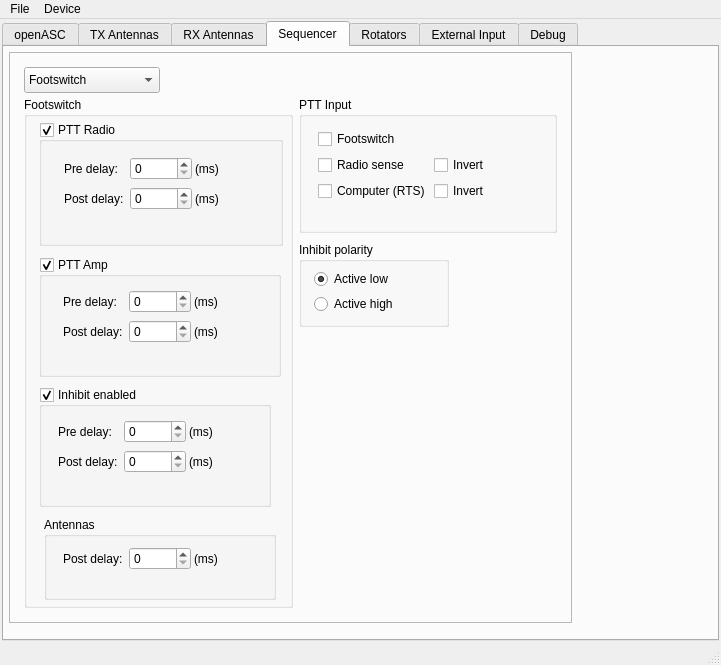
Before: the Qt Designer form c/openASC_Configurator/ui/mainwindow.ui in thegeek82000/openasc, drawn with Qt 5.
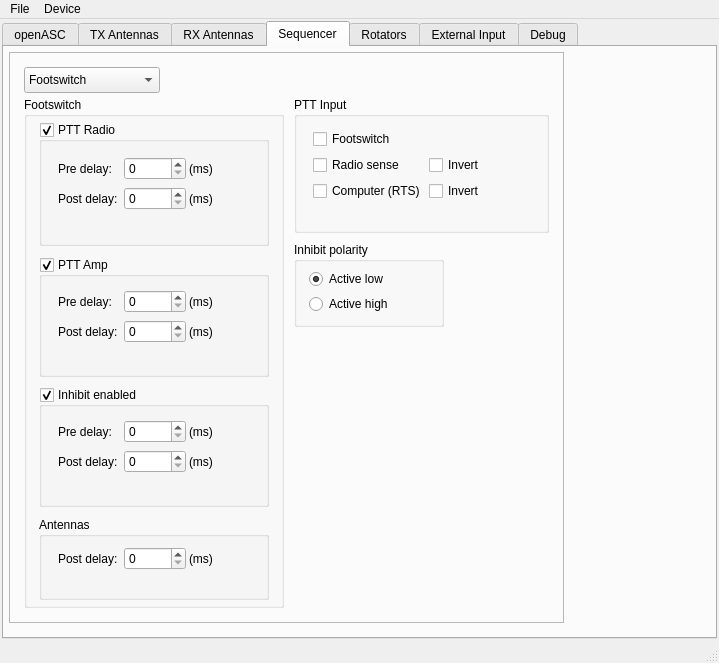
After: the same form once the commit is applied. The open tabs and pages were chosen to show the change.

Patch:
```diff
--- a/c/openASC_Configurator/ui/mainwindow.ui
+++ b/c/openASC_Configurator/ui/mainwindow.ui
@@ -6,8 +6,8 @@
    <rect>
     <x>0</x>
     <y>0</y>
-    <width>721</width>
-    <height>665</height>
+    <width>719</width>
+    <height>663</height>
    </rect>
   </property>
   <property name="windowTitle">
@@ -1581,7 +1581,7 @@
          <rect>
           <x>5</x>
           <y>5</y>
-          <width>563</width>
+          <width>555</width>
           <height>571</height>
          </rect>
         </property>
@@ -1596,7 +1596,7 @@
           <rect>
            <x>15</x>
            <y>45</y>
-           <width>269</width>
+           <width>260</width>
            <height>511</height>
           </rect>
          </property>
@@ -1617,7 +1617,7 @@
            <rect>
             <x>15</x>
             <y>25</y>
-            <width>244</width>
+            <width>230</width>
             <height>124</height>
            </rect>
           </property>
@@ -1633,7 +1633,7 @@
           <widget class="QWidget" name="layoutWidget">
            <property name="geometry">
             <rect>
-             <x>21</x>
+             <x>15</x>
              <y>27</y>
              <width>202</width>
              <height>70</height>
@@ -1714,7 +1714,7 @@
            <rect>
             <x>15</x>
             <y>160</y>
-            <width>242</width>
+            <width>230</width>
             <height>120</height>
            </rect>
           </property>
@@ -1727,7 +1727,7 @@
           <widget class="QWidget" name="layoutWidget">
            <property name="geometry">
             <rect>
-             <x>20</x>
+             <x>15</x>
              <y>25</y>
              <width>202</width>
              <height>70</height>
@@ -1808,7 +1808,7 @@
            <rect>
             <x>15</x>
             <y>290</y>
-            <width>232</width>
+            <width>230</width>
             <height>120</height>
            </rect>
           </property>
@@ -1900,9 +1900,9 @@
          <widget class="QGroupBox" name="groupBoxSequencerAntenna">
           <property name="geometry">
            <rect>
-            <x>20</x>
+            <x>15</x>
             <y>420</y>
-            <width>232</width>
+            <width>230</width>
             <height>83</height>
            </rect>
           </property>
@@ -1975,9 +1975,9 @@
         <widget class="QGroupBox" name="groupBoxSequencer_2">
          <property name="geometry">
           <rect>
-           <x>290</x>
+           <x>285</x>
            <y>45</y>
-           <width>258</width>
+           <width>255</width>
            <height>136</height>
           </rect>
          </property>
@@ -2035,7 +2035,7 @@
         <widget class="QGroupBox" name="groupBoxSequencer_3">
          <property name="geometry">
           <rect>
-           <x>290</x>
+           <x>285</x>
            <y>190</y>
            <width>150</width>
            <height>85</height>
@@ -3067,8 +3067,8 @@
     <rect>
      <x>0</x>
      <y>0</y>
-     <width>721</width>
-     <height>23</height>
+     <width>719</width>
+     <height>26</height>
     </rect>
    </property>
    <widget class="QMenu" name="menuDevice">
```
Left out of the diff: 25 changed lines with no effect on the pictures.
